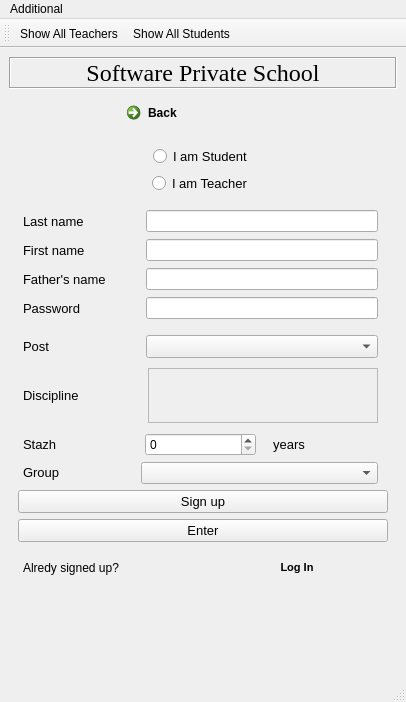
Above: learnsystem.ui from marko-yaciv/2c_coursework before the change. Below: the same form after it.
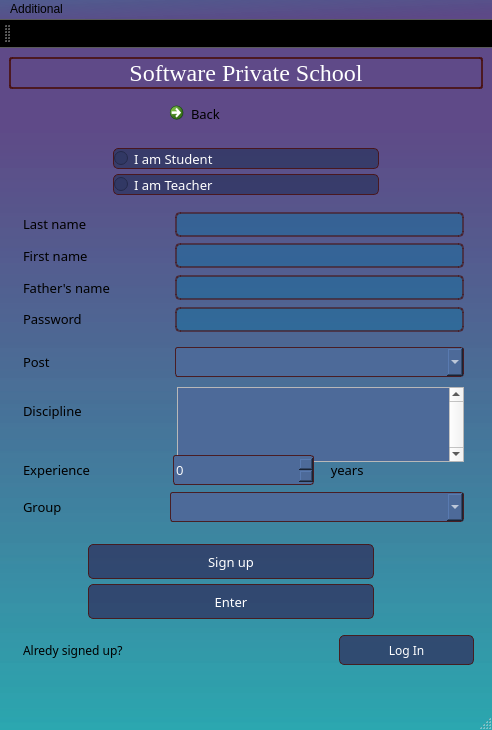
That is the form after the change. Icons and pictures are not drawn.

Commit message: Added exceptions for reading and writing data, attaching teacher to student. Added tool-tips for teachers list to show their disciplines. Also made degign of register page

The edit to the form file:
```diff
--- a/learnsystem.ui
+++ b/learnsystem.ui
@@ -6,8 +6,8 @@
    <rect>
     <x>0</x>
     <y>0</y>
-    <width>406</width>
-    <height>702</height>
+    <width>492</width>
+    <height>730</height>
    </rect>
   </property>
   <property name="sizePolicy">
@@ -25,7 +25,7 @@
   <property name="maximumSize">
    <size>
     <width>500</width>
-    <height>702</height>
+    <height>730</height>
    </size>
   </property>
   <property name="baseSize">
@@ -40,6 +40,22 @@
   <property name="windowTitle">
    <string>LearnSystem</string>
   </property>
+  <property name="windowOpacity">
+   <double>0.980000000000000</double>
+  </property>
+  <property name="autoFillBackground">
+   <bool>false</bool>
+  </property>
+  <property name="styleSheet">
+   <string notr="true">QMainWindow{
+background: qlineargradient(spread:pad, x1:1, y1:0.153, x2:1, y2:1, stop:0.0288462 rgba(91, 71, 133, 220), stop:1 rgba(23, 159, 168, 180));
+
+}
+</string>
+  </property>
+  <property name="tabShape">
+   <enum>QTabWidget::Rounded</enum>
+  </property>
   <widget class="QWidget" name="centralwidget">
    <property name="sizePolicy">
     <sizepolicy hsizetype="Preferred" vsizetype="Preferred">
@@ -47,6 +63,18 @@
      <verstretch>0</verstretch>
     </sizepolicy>
    </property>
+   <property name="maximumSize">
+    <size>
+     <width>16777215</width>
+     <height>635</height>
+    </size>
+   </property>
+   <property name="autoFillBackground">
+    <bool>false</bool>
+   </property>
+   <property name="styleSheet">
+    <string notr="true"/>
+   </property>
    <layout class="QGridLayout" name="gridLayout" rowstretch="0,0,0,0">
     <property name="sizeConstraint">
      <enum>QLayout::SetDefaultConstraint</enum>
@@ -62,31 +90,72 @@
         <verstretch>0</verstretch>
        </sizepolicy>
       </property>
-      <layout class="QVBoxLayout" name="verticalLayout_2">
+      <property name="maximumSize">
+       <size>
+        <width>16777215</width>
+        <height>630</height>
+       </size>
+      </property>
+      <layout class="QVBoxLayout" name="verticalLayout_2" stretch="0,0,0,0,0,0">
+       <property name="spacing">
+        <number>7</number>
+       </property>
        <item>
         <layout class="QVBoxLayout" name="whoIam">
+         <property name="spacing">
+          <number>5</number>
+         </property>
          <property name="leftMargin">
-          <number>0</number>
+          <number>95</number>
          </property>
-         <item alignment="Qt::AlignHCenter">
+         <property name="rightMargin">
+          <number>95</number>
+         </property>
+         <item>
           <widget class="QRadioButton" name="iamstud">
            <property name="font">
             <font>
+             <family>Lucida Sans Unicode</family>
              <pointsize>10</pointsize>
+             <weight>50</weight>
+             <italic>false</italic>
+             <bold>false</bold>
             </font>
            </property>
+           <property name="styleSheet">
+            <string notr="true">QRadioButton{
+color: #fff;
+font: 10pt &quot;Lucida Sans Unicode&quot;;
+background: rgba(47, 55, 99, 0.8);
+border: 1px solid rgba(72, 16, 16, 0.86);
+border-radius: 5px;
+}</string>
+           </property>
            <property name="text">
             <string>I am Student</string>
            </property>
           </widget>
          </item>
-         <item alignment="Qt::AlignHCenter">
+         <item>
           <widget class="QRadioButton" name="iamteach">
            <property name="font">
             <font>
+             <family>Lucida Sans Unicode</family>
              <pointsize>10</pointsize>
+             <weight>50</weight>
+             <italic>false</italic>
+             <bold>false</bold>
             </font>
            </property>
+           <property name="styleSheet">
+            <string notr="true">QRadioButton{
+color: #fff;
+font: 10pt &quot;Lucida Sans Unicode&quot;;
+background: rgba(47, 55, 99, 0.8);
+border: 1px solid rgba(72, 16, 16, 0.86);
+border-radius: 5px;
+}</string>
+           </property>
            <property name="text">
             <string>I am Teacher</string>
            </property>
@@ -127,71 +196,25 @@
           <property name="spacing">
            <number>7</number>
           </property>
-          <item row="3" column="0" colspan="2">
-           <layout class="QHBoxLayout" name="horizontalLayout_3" stretch="1,2">
-            <property name="leftMargin">
-             <number>0</number>
-            </property>
-            <item>
-             <widget class="QLabel" name="label_3">
-              <property name="font">
-               <font>
-                <pointsize>10</pointsize>
-               </font>
-              </property>
-              <property name="text">
-               <string>Father's name</string>
-              </property>
-             </widget>
-            </item>
-            <item>
-             <widget class="QLineEdit" name="FthName">
-              <property name="font">
-               <font>
-                <pointsize>9</pointsize>
-               </font>
-              </property>
-             </widget>
-            </item>
-           </layout>
-          </item>
-          <item row="1" column="0" colspan="2">
-           <layout class="QHBoxLayout" name="horizontalLayout" stretch="1,2">
-            <property name="leftMargin">
-             <number>0</number>
-            </property>
-            <item>
-             <widget class="QLabel" name="label">
-              <property name="font">
-               <font>
-                <pointsize>10</pointsize>
-               </font>
-              </property>
-              <property name="text">
-               <string>First name</string>
-              </property>
-             </widget>
-            </item>
-            <item>
-             <widget class="QLineEdit" name="Fname">
-              <property name="font">
-               <font>
-                <pointsize>9</pointsize>
-               </font>
-              </property>
-             </widget>
-            </item>
-           </layout>
-          </item>
           <item row="5" column="0" colspan="2">
            <layout class="QHBoxLayout" name="horizontalLayout_5" stretch="1,2">
             <item>
              <widget class="QLabel" name="label_18">
               <property name="font">
                <font>
+                <family>Lucida Sans Unicode</family>
                 <pointsize>10</pointsize>
+                <weight>50</weight>
+                <italic>false</italic>
+                <bold>false</bold>
                </font>
               </property>
+              <property name="styleSheet">
+               <string notr="true">QLabel{
+	font: 10pt &quot;Lucida Sans Unicode&quot;;
+}
+</string>
+              </property>
               <property name="text">
                <string>Password</string>
               </property>
@@ -199,14 +222,33 @@
             </item>
             <item>
              <widget class="QLineEdit" name="password">
+              <property name="minimumSize">
+               <size>
+                <width>0</width>
+                <height>25</height>
+               </size>
+              </property>
               <property name="font">
                <font>
+                <family>Lucida Sans Unicode</family>
                 <pointsize>9</pointsize>
+                <weight>50</weight>
+                <italic>false</italic>
+                <bold>false</bold>
                </font>
               </property>
               <property name="contextMenuPolicy">
                <enum>Qt::DefaultContextMenu</enum>
               </property>
+              <property name="styleSheet">
+               <string notr="true">QLineEdit{
+color: #fff;
+font: 9pt &quot;Lucida Sans Unicode&quot;;
+background: rgba(18, 108, 158, 0.49);
+border: 2px solid rgba(72, 16, 16, 0.56);
+border-radius: 5px;
+}</string>
+              </property>
               <property name="maxLength">
                <number>20</number>
               </property>
@@ -229,9 +271,19 @@
              <widget class="QLabel" name="label_2">
               <property name="font">
                <font>
+                <family>Lucida Sans Unicode</family>
                 <pointsize>10</pointsize>
+                <weight>50</weight>
+                <italic>false</italic>
+                <bold>false</bold>
                </font>
               </property>
+              <property name="styleSheet">
+               <string notr="true">QLabel{
+	font: 10pt &quot;Lucida Sans Unicode&quot;;
+}
+</string>
+              </property>
               <property name="text">
                <string>Last name</string>
               </property>
@@ -239,10 +291,143 @@
             </item>
             <item>
              <widget class="QLineEdit" name="Lname">
+              <property name="minimumSize">
+               <size>
+                <width>0</width>
+                <height>25</height>
+               </size>
+              </property>
               <property name="font">
                <font>
+                <family>Lucida Sans Unicode</family>
                 <pointsize>9</pointsize>
+                <weight>50</weight>
+                <italic>false</italic>
+                <bold>false</bold>
                </font>
+              </property>
+              <property name="styleSheet">
+               <string notr="true">QLineEdit{
+color: #fff;
+font: 9pt &quot;Lucida Sans Unicode&quot;;
+background: rgba(18, 108, 158, 0.49);
+border: 2px solid rgba(72, 16, 16, 0.56);
+border-radius: 5px;
+}</string>
+              </property>
+             </widget>
+            </item>
+           </layout>
+          </item>
+          <item row="1" column="0" rowspan="2" colspan="2">
+           <layout class="QHBoxLayout" name="horizontalLayout" stretch="1,2">
+            <property name="leftMargin">
+             <number>0</number>
+            </property>
+            <item>
+             <widget class="QLabel" name="label">
+              <property name="font">
+               <font>
+                <family>Lucida Sans Unicode</family>
+                <pointsize>10</pointsize>
+                <weight>50</weight>
+                <italic>false</italic>
+                <bold>false</bold>
+               </font>
+              </property>
+              <property name="styleSheet">
+               <string notr="true">QLabel{
+	font: 10pt &quot;Lucida Sans Unicode&quot;;
+}
+</string>
+              </property>
+              <property name="text">
+               <string>First name</string>
+              </property>
+             </widget>
+            </item>
+            <item>
+             <widget class="QLineEdit" name="Fname">
+              <property name="minimumSize">
+               <size>
+                <width>0</width>
+                <height>25</height>
+               </size>
+              </property>
+              <property name="font">
+               <font>
+                <family>Lucida Sans Unicode</family>
+                <pointsize>9</pointsize>
+                <weight>50</weight>
+                <italic>false</italic>
+                <bold>false</bold>
+               </font>
+              </property>
+              <property name="styleSheet">
+               <string notr="true">QLineEdit{
+color: #fff;
+font: 9pt &quot;Lucida Sans Unicode&quot;;
+background: rgba(18, 108, 158, 0.49);
+border: 2px solid rgba(72, 16, 16, 0.56);
+border-radius: 5px;
+}</string>
+              </property>
+             </widget>
+            </item>
+           </layout>
+          </item>
+          <item row="3" column="0" rowspan="2" colspan="2">
+           <layout class="QHBoxLayout" name="horizontalLayout_3" stretch="1,2">
+            <property name="leftMargin">
+             <number>0</number>
+            </property>
+            <item>
+             <widget class="QLabel" name="label_3">
+              <property name="font">
+               <font>
+                <family>Lucida Sans Unicode</family>
+                <pointsize>10</pointsize>
+                <weight>50</weight>
+                <italic>false</italic>
+                <bold>false</bold>
+               </font>
+              </property>
+              <property name="styleSheet">
+               <string notr="true">QLabel{
+	font: 10pt &quot;Lucida Sans Unicode&quot;;
+}
+</string>
+              </property>
+              <property name="text">
+               <string>Father's name</string>
+              </property>
+             </widget>
+            </item>
+            <item>
+             <widget class="QLineEdit" name="FthName">
+              <property name="minimumSize">
+               <size>
+                <width>0</width>
+                <height>25</height>
+               </size>
+              </property>
+              <property name="font">
+               <font>
+                <family>Lucida Sans Unicode</family>
+                <pointsize>9</pointsize>
+                <weight>50</weight>
+                <italic>false</italic>
+                <bold>false</bold>
+               </font>
+              </property>
+              <property name="styleSheet">
+               <string notr="true">QLineEdit{
+color: #fff;
+font: 9pt &quot;Lucida Sans Unicode&quot;;
+background: rgba(18, 108, 158, 0.49);
+border: 2px solid rgba(72, 16, 16, 0.56);
+border-radius: 5px;
+}</string>
               </property>
              </widget>
             </item>
@@ -289,6 +474,9 @@
             <property name="leftMargin">
              <number>0</number>
             </property>
+            <property name="topMargin">
+             <number>0</number>
+            </property>
             <property name="rightMargin">
              <number>0</number>
             </property>
@@ -296,9 +484,19 @@
              <widget class="QLabel" name="label_5">
               <property name="font">
                <font>
+                <family>Lucida Sans Unicode</family>
                 <pointsize>10</pointsize>
+                <weight>50</weight>
+                <italic>false</italic>
+                <bold>false</bold>
                </font>
               </property>
+              <property name="styleSheet">
+               <string notr="true">QLabel{
+	font: 10pt &quot;Lucida Sans Unicode&quot;;
+}
+</string>
+              </property>
               <property name="text">
                <string>Post</string>
               </property>
@@ -306,14 +504,33 @@
             </item>
             <item>
              <widget class="QComboBox" name="post">
+              <property name="minimumSize">
+               <size>
+                <width>0</width>
+                <height>30</height>
+               </size>
+              </property>
               <property name="font">
                <font>
+                <family>Open Sans</family>
                 <pointsize>10</pointsize>
+                <weight>50</weight>
+                <italic>false</italic>
+                <bold>false</bold>
                </font>
               </property>
               <property name="cursor">
                <cursorShape>SplitHCursor</cursorShape>
               </property>
+              <property name="styleSheet">
+               <string notr="true">QComboBox{
+color: #fff;
+font: 10pt &quot;Open Sans&quot;;
+background: rgb(77, 106, 153);
+border: 1px solid rgba(72, 16, 16, 0.86);
+border-radius: 3px;
+}</string>
+              </property>
               <property name="currentIndex">
                <number>-1</number>
               </property>
@@ -345,9 +562,19 @@
               </property>
               <property name="font">
                <font>
+                <family>Lucida Sans Unicode</family>
                 <pointsize>10</pointsize>
+                <weight>50</weight>
+                <italic>false</italic>
+                <bold>false</bold>
                </font>
               </property>
+              <property name="styleSheet">
+               <string notr="true">QLabel{
+	font: 10pt &quot;Lucida Sans Unicode&quot;;
+}
+</string>
+              </property>
               <property name="text">
                <string>Discipline</string>
               </property>
@@ -361,17 +588,35 @@
                 <verstretch>0</verstretch>
                </sizepolicy>
               </property>
+              <property name="minimumSize">
+               <size>
+                <width>0</width>
+                <height>75</height>
+               </size>
+              </property>
               <property name="maximumSize">
                <size>
                 <width>16777215</width>
                 <height>55</height>
                </size>
               </property>
+              <property name="styleSheet">
+               <string notr="true"/>
+              </property>
+              <property name="frameShape">
+               <enum>QFrame::StyledPanel</enum>
+              </property>
+              <property name="lineWidth">
+               <number>0</number>
+              </property>
+              <property name="verticalScrollBarPolicy">
+               <enum>Qt::ScrollBarAlwaysOn</enum>
+              </property>
               <property name="horizontalScrollBarPolicy">
                <enum>Qt::ScrollBarAlwaysOff</enum>
               </property>
               <property name="sizeAdjustPolicy">
-               <enum>QAbstractScrollArea::AdjustToContentsOnFirstShow</enum>
+               <enum>QAbstractScrollArea::AdjustToContents</enum>
               </property>
               <property name="widgetResizable">
                <bool>true</bool>
@@ -381,10 +626,17 @@
                 <rect>
                  <x>0</x>
                  <y>0</y>
-                 <width>223</width>
-                 <height>37</height>
+                 <width>264</width>
+                 <height>73</height>
                 </rect>
                </property>
+               <property name="styleSheet">
+                <string notr="true">QWidget{
+color: #fff;
+font: 9pt &quot;Open Sans&quot;;
+background: rgb(77, 106, 153);
+}</string>
+               </property>
               </widget>
              </widget>
             </item>
@@ -398,6 +650,9 @@
             <property name="leftMargin">
              <number>0</number>
             </property>
+            <property name="topMargin">
+             <number>10</number>
+            </property>
             <property name="rightMargin">
              <number>0</number>
             </property>
@@ -405,11 +660,21 @@
              <widget class="QLabel" name="label_6">
               <property name="font">
                <font>
+                <family>Lucida Sans Unicode</family>
                 <pointsize>10</pointsize>
+                <weight>50</weight>
+                <italic>false</italic>
+                <bold>false</bold>
                </font>
               </property>
+              <property name="styleSheet">
+               <string notr="true">QLabel{
+	font: 10pt &quot;Lucida Sans Unicode&quot;;
+}
+</string>
+              </property>
               <property name="text">
-               <string>Stazh</string>
+               <string>Experience</string>
               </property>
               <property name="alignment">
                <set>Qt::AlignLeading|Qt::AlignLeft|Qt::AlignVCenter</set>
@@ -418,11 +683,30 @@
             </item>
             <item>
              <widget class="QSpinBox" name="stand">
+              <property name="minimumSize">
+               <size>
+                <width>0</width>
+                <height>30</height>
+               </size>
+              </property>
               <property name="font">
                <font>
-                <pointsize>9</pointsize>
+                <family>Open Sans</family>
+                <pointsize>10</pointsize>
+                <weight>50</weight>
+                <italic>false</italic>
+                <bold>false</bold>
                </font>
               </property>
+              <property name="styleSheet">
+               <string notr="true">QSpinBox{
+color: #fff;
+font: 10pt &quot;Open Sans&quot;;
+background: rgb(77, 106, 153);
+border: 1px solid rgba(72, 16, 16, 0.86);
+border-radius: 3px;
+}</string>
+              </property>
               <property name="maximum">
                <number>70</number>
               </property>
@@ -432,9 +716,19 @@
              <widget class="QLabel" name="label_7">
               <property name="font">
                <font>
+                <family>Lucida Sans Unicode</family>
                 <pointsize>10</pointsize>
+                <weight>50</weight>
+                <italic>false</italic>
+                <bold>false</bold>
                </font>
               </property>
+              <property name="styleSheet">
+               <string notr="true">QLabel{
+	font: 10pt &quot;Lucida Sans Unicode&quot;;
+}
+</string>
+              </property>
               <property name="text">
                <string>  years</string>
               </property>
@@ -490,9 +784,19 @@
             </property>
             <property name="font">
              <font>
+              <family>Lucida Sans Unicode</family>
               <pointsize>10</pointsize>
+              <weight>50</weight>
+              <italic>false</italic>
+              <bold>false</bold>
              </font>
             </property>
+            <property name="styleSheet">
+             <string notr="true">QLabel{
+	font: 10pt &quot;Lucida Sans Unicode&quot;;
+}
+</string>
+            </property>
             <property name="text">
              <string>Group</string>
             </property>
@@ -500,14 +804,33 @@
           </item>
           <item>
            <widget class="QComboBox" name="group">
+            <property name="minimumSize">
+             <size>
+              <width>0</width>
+              <height>30</height>
+             </size>
+            </property>
             <property name="font">
              <font>
-              <pointsize>9</pointsize>
+              <family>Open Sans</family>
+              <pointsize>10</pointsize>
+              <weight>50</weight>
+              <italic>false</italic>
+              <bold>false</bold>
              </font>
             </property>
             <property name="focusPolicy">
              <enum>Qt::WheelFocus</enum>
             </property>
+            <property name="styleSheet">
+             <string notr="true">QComboBox{
+color: #fff;
+font: 10pt &quot;Open Sans&quot;;
+background: rgb(77, 106, 153);
+border: 1px solid rgba(72, 16, 16, 0.86);
+border-radius: 3px;
+}</string>
+            </property>
             <property name="maxVisibleItems">
              <number>40</number>
             </property>
@@ -526,66 +849,153 @@
         </widget>
        </item>
        <item>
-        <widget class="QPushButton" name="signUpB">
-         <property name="font">
-          <font>
-           <pointsize>10</pointsize>
-          </font>
+        <layout class="QVBoxLayout" name="verticalLayout_3">
+         <property name="spacing">
+          <number>5</number>
          </property>
-         <property name="statusTip">
-          <string/>
+         <property name="leftMargin">
+          <number>70</number>
          </property>
-         <property name="whatsThis">
-          <string/>
+         <property name="topMargin">
+          <number>15</number>
          </property>
-         <property name="accessibleName">
-          <string/>
+         <property name="rightMargin">
+          <number>100</number>
          </property>
-         <property name="accessibleDescription">
-          <string/>
-         </property>
-         <property name="text">
-          <string>Sign up</string>
-         </property>
-        </widget>
-       </item>
-       <item>
-        <widget class="QPushButton" name="enterB">
-         <property name="font">
-          <font>
-           <pointsize>10</pointsize>
-          </font>
-         </property>
-         <property name="focusPolicy">
-          <enum>Qt::StrongFocus</enum>
-         </property>
-         <property name="text">
-          <string>Enter</string>
-         </property>
-         <property name="flat">
-          <bool>false</bool>
-         </property>
-        </widget>
+         <item>
+          <widget class="QPushButton" name="signUpB">
+           <property name="sizePolicy">
+            <sizepolicy hsizetype="Minimum" vsizetype="Preferred">
+             <horstretch>0</horstretch>
+             <verstretch>0</verstretch>
+            </sizepolicy>
+           </property>
+           <property name="minimumSize">
+            <size>
+             <width>0</width>
+             <height>35</height>
+            </size>
+           </property>
+           <property name="font">
+            <font>
+             <family>Lucida Sans Unicode</family>
+             <pointsize>10</pointsize>
+             <weight>50</weight>
+             <italic>false</italic>
+             <bold>false</bold>
+            </font>
+           </property>
+           <property name="cursor">
+            <cursorShape>PointingHandCursor</cursorShape>
+           </property>
+           <property name="mouseTracking">
+            <bool>true</bool>
+           </property>
+           <property name="statusTip">
+            <string/>
+           </property>
+           <property name="whatsThis">
+            <string/>
+           </property>
+           <property name="accessibleName">
+            <string/>
+           </property>
+           <property name="accessibleDescription">
+            <string/>
+           </property>
+           <property name="styleSheet">
+            <string notr="true">QPushButton{
+color: #fff;
+font: 10pt &quot;Lucida Sans Unicode&quot;;
+background: rgba(47, 55, 99, 0.8);
+border: 1px solid rgba(72, 16, 16, 0.86);
+border-radius: 5px;
+}</string>
+           </property>
+           <property name="text">
+            <string>Sign up</string>
+           </property>
+          </widget>
+         </item>
+         <item>
+          <widget class="QPushButton" name="enterB">
+           <property name="sizePolicy">
+            <sizepolicy hsizetype="Minimum" vsizetype="Preferred">
+             <horstretch>0</horstretch>
+             <verstretch>0</verstretch>
+            </sizepolicy>
+           </property>
+           <property name="minimumSize">
+            <size>
+             <width>0</width>
+             <height>35</height>
+            </size>
+           </property>
+           <property name="font">
+            <font>
+             <family>Lucida Sans Unicode</family>
+             <pointsize>10</pointsize>
+             <weight>50</weight>
+             <italic>false</italic>
+             <bold>false</bold>
+            </font>
+           </property>
+           <property name="focusPolicy">
+            <enum>Qt::StrongFocus</enum>
+           </property>
+           <property name="styleSheet">
+            <string notr="true">QPushButton{
+color: #fff;
+font: 10pt &quot;Lucida Sans Unicode&quot;;
+background: rgba(47, 55, 99, 0.8);
+border: 1px solid rgba(72, 16, 16, 0.86);
+border-radius: 5px;
+}</string>
+           </property>
+           <property name="text">
+            <string>Enter</string>
+           </property>
+           <property name="flat">
+            <bool>false</bool>
+           </property>
+          </widget>
+         </item>
+        </layout>
        </item>
        <item>
         <widget class="QWidget" name="logInWidget" native="true">
-         <layout class="QHBoxLayout" name="horizontalLayout_4">
+         <property name="minimumSize">
+          <size>
+           <width>0</width>
+           <height>0</height>
+          </size>
+         </property>
+         <layout class="QHBoxLayout" name="horizontalLayout_4" stretch="2,1">
           <property name="spacing">
-           <number>30</number>
+           <number>47</number>
           </property>
           <property name="leftMargin">
            <number>5</number>
           </property>
           <property name="rightMargin">
-           <number>10</number>
+           <number>0</number>
           </property>
           <item>
            <widget class="QLabel" name="label_8">
             <property name="font">
              <font>
+              <family>Lucida Sans Unicode</family>
               <pointsize>9</pointsize>
+              <weight>50</weight>
+              <italic>false</italic>
+              <bold>false</bold>
              </font>
             </property>
+            <property name="styleSheet">
+             <string notr="true">QLabel{
+font: 9pt &quot;Lucida Sans Unicode&quot;;
+}</string>
+            </property>
             <property name="text">
              <string>Alredy signed up?</string>
             </property>
@@ -593,13 +1003,36 @@
           </item>
           <item>
            <widget class="QPushButton" name="logInB">
+            <property name="sizePolicy">
+             <sizepolicy hsizetype="Minimum" vsizetype="Preferred">
+              <horstretch>0</horstretch>
+              <verstretch>0</verstretch>
+             </sizepolicy>
+            </property>
+            <property name="minimumSize">
+             <size>
+              <width>100</width>
+              <height>30</height>
+             </size>
+            </property>
             <property name="font">
              <font>
-              <pointsize>8</pointsize>
-              <weight>75</weight>
-              <bold>true</bold>
+              <family>Lucida Sans Unicode</family>
+              <pointsize>9</pointsize>
+              <weight>50</weight>
+              <italic>false</italic>
+              <bold>false</bold>
              </font>
             </property>
+            <property name="styleSheet">
+             <string notr="true">QPushButton{
+color: #fff;
+font: 9pt &quot;Lucida Sans Unicode&quot;;
+background: rgba(47, 55, 99, 0.8);
+border: 1px solid rgba(72, 16, 16, 0.86);
+border-radius: 5px;
+}</string>
+            </property>
             <property name="text">
              <string>Log In</string>
             </property>
@@ -624,18 +1057,27 @@
       </property>
       <property name="font">
        <font>
-        <pointsize>9</pointsize>
+        <family>Lucida Sans Unicode</family>
+        <pointsize>10</pointsize>
+        <weight>50</weight>
+        <italic>false</italic>
+        <bold>false</bold>
        </font>
       </property>
       <property name="cursor">
        <cursorShape>PointingHandCursor</cursorShape>
       </property>
+      <property name="styleSheet">
+       <string notr="true">QCommandLinkButton{
+font: 10pt &quot;Lucida Sans Unicode&quot;;
+}</string>
+      </property>
       <property name="text">
        <string>Back</string>
       </property>
       <property name="iconSize">
        <size>
-        <width>30</width>
+        <width>50</width>
         <height>30</height>
        </size>
       </property>
@@ -663,6 +1105,13 @@
         <bold>false</bold>
        </font>
       </property>
+      <property name="styleSheet">
+       <string notr="true">QLabel{
+color: #fff;
+border: 2px solid rgba(72, 16, 16, 0.86);
+border-radius: 3px;
+}</string>
+      </property>
       <property name="frameShape">
        <enum>QFrame::Box</enum>
       </property>
@@ -709,10 +1158,15 @@
     <rect>
      <x>0</x>
      <y>0</y>
-     <width>406</width>
+     <width>492</width>
      <height>25</height>
     </rect>
    </property>
+   <property name="styleSheet">
+    <string notr="true">QMenuBar{
+background: qlineargradient(spread:pad, x1:1, y1:1, x2:0, y2:0, stop:0.115385 rgba(91, 71, 133, 0.6612), stop:1 rgba(23, 159, 168, 0.2088));
+}</string>
+   </property>
    <widget class="QMenu" name="menuAdditional">
     <property name="title">
      <string>Additional</string>
@@ -727,6 +1181,11 @@
    <property name="windowTitle">
     <string>toolBar</string>
    </property>
+   <property name="styleSheet">
+    <string notr="true">QToolBar{
+background: qlineargradient(spread:pad, x1:1, y1:1, x2:0, y2:0, stop:0.115385 rgba(91, 71, 133, 0.6612), stop:1 rgba(23, 159, 168, 0.2088));
+}</string>
+   </property>
    <property name="toolButtonStyle">
     <enum>Qt::ToolButtonIconOnly</enum>
    </property>
```
Left out of the diff: 23 changed lines with no effect on the pictures. The commit also changes 25 other files.
